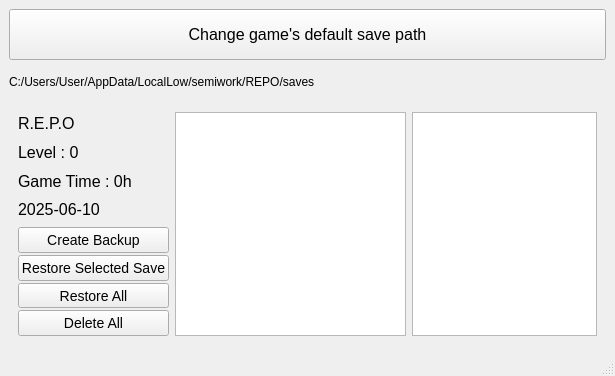
Above: app.ui from TiramisuAddict/r.e.p.o-save-manager before the change. Below: the same form after it.
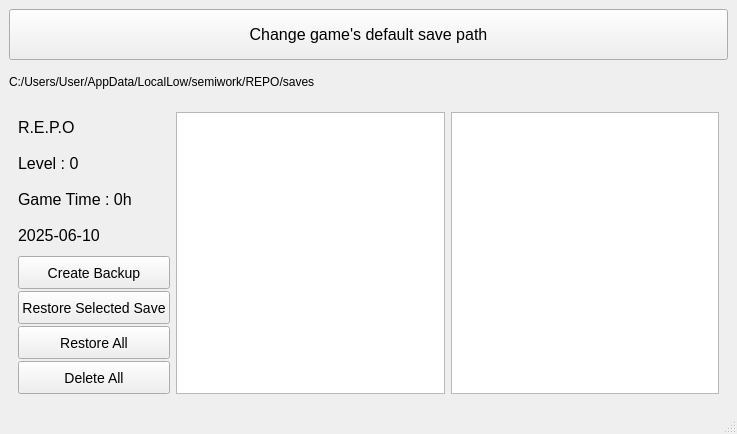
That is the form after the change.

```diff
--- a/app.ui
+++ b/app.ui
@@ -6,14 +6,20 @@
    <rect>
     <x>0</x>
     <y>0</y>
-    <width>615</width>
-    <height>376</height>
+    <width>737</width>
+    <height>434</height>
    </rect>
   </property>
+  <property name="minimumSize">
+   <size>
+    <width>737</width>
+    <height>434</height>
+   </size>
+  </property>
   <property name="maximumSize">
    <size>
     <width>737</width>
-    <height>482</height>
+    <height>434</height>
    </size>
   </property>
   <property name="windowTitle">
```
